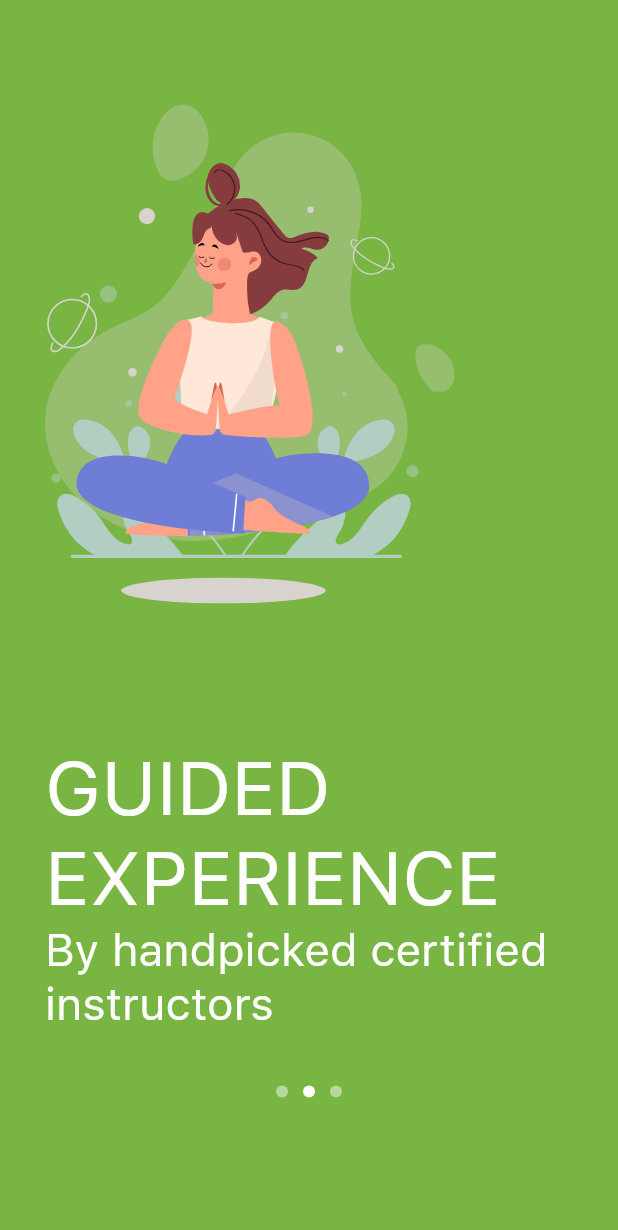
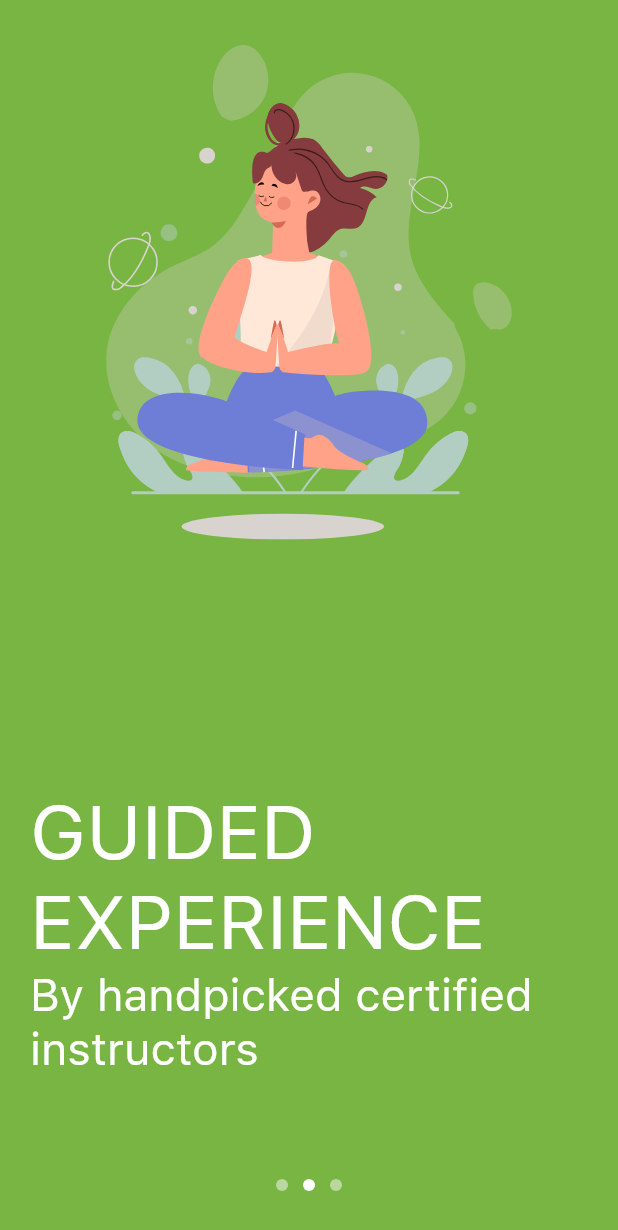
Before and after one commit to NeesargD/shala_tester, a Flutter app: the screen it shows after launch, swiped to page 2, on a phone screen of 412 x 824 dp. Shown: the top 1230 px of the screen. Run offline on Flutter 3.47's test engine with Material 2 defaults, Android fonts, the phone set to English and light mode, and no system bars; drawn by our look-alikes of carousel_slider; our stand-ins replace device_info, flutter_svg, fluttertoast, get_it, image_picker and 1 more; missing offline and left inert: app_settings, dart:ffi; project files that could hold a hidden picture were left out.

Commit message:
[IMP] Splash screen 1 image updated

```diff
--- a/lib/base/utils/common_methods.dart
+++ b/lib/base/utils/common_methods.dart
@@ -15,7 +15,7 @@ import 'localization/localization.dart';
 // Get Text Widget
 Widget getTextWidget(
         {required String title,
-        Color textColor = primaryTextColor,
+        Color textColor = ColorRes.primaryTextColor,
         double textFontSize = fontSize14,
         FontWeight? textFontWeight,
         TextAlign? textAlign,
@@ -49,7 +49,7 @@ Widget getBottomSheetAction(
           children: <Widget>[
             ClipOval(
               child: Container(
-                color: primaryColor,
+                color: ColorRes.primaryColor,
                 padding: EdgeInsets.all(10.0),
                 child: Icon(
                   icon,
@@ -143,7 +143,7 @@ Future<DateTime?> pickDate(
     builder: (context, child) {
       return Theme(
         data: ThemeData.light().copyWith(
-          colorScheme: ColorScheme.light().copyWith(primary: primaryColor),
+          colorScheme: ColorScheme.light().copyWith(primary: ColorRes.primaryColor),
         ),
         child: child!,
       );
--- a/lib/base/utils/constants/color_constant.dart
+++ b/lib/base/utils/constants/color_constant.dart
@@ -1,10 +1,12 @@
 import 'package:flutter/material.dart';
 
-// Theme Color
-const Color primaryColor = Color(0xff78B543);
+class ColorRes {
+  // Theme Color
+  static const Color primaryColor = Color(0xff78B543);
 
 //Text Colors
-const Color primaryTextColor = Color(0xff060605);
-const Color secondaryTextColor = Color(0xff0C0C0B);
-const Color white = Color(0xffffffff);
-const Color indicatorColor = Color(0xffB9D79E);
+  static const Color primaryTextColor = Color(0xff060605);
+  static const Color secondaryTextColor = Color(0xff0C0C0B);
+  static const Color white = Color(0xffffffff);
+  static const Color indicatorColor = Color(0xffB9D79E);
+}
--- a/lib/base/utils/constants/image_constant.dart
+++ b/lib/base/utils/constants/image_constant.dart
@@ -1,2 +1,6 @@
 // Common Images
 const String icAppLogo = 'assets/images/ic_app_logo.png';
+
+const String splash1 = 'assets/splashscreen1.svg';
+const String splash2 = 'assets/splashscreen2.svg';
+const String splash3 = 'assets/splashscreen3.svg';
--- a/lib/base/utils/dialog_utils.dart
+++ b/lib/base/utils/dialog_utils.dart
@@ -224,7 +224,7 @@ Future<bool?> displayToast(String message) {
       toastLength: Toast.LENGTH_LONG,
       gravity: ToastGravity.BOTTOM,
       timeInSecForIosWeb: 2,
-      backgroundColor: primaryColor,
+      backgroundColor: ColorRes.primaryColor,
       textColor: Colors.white,
       fontSize: fontSize14);
 }
@@ -236,6 +236,6 @@ SnackBar displaySnackBar({required String message}) {
       style: TextStyle(color: Colors.white, fontSize: fontSize14),
     ),
     duration: Duration(seconds: 2),
-    backgroundColor: primaryColor,
+    backgroundColor: ColorRes.primaryColor,
   );
 }
--- a/lib/base/utils/progress_dialog_utils.dart
+++ b/lib/base/utils/progress_dialog_utils.dart
@@ -32,7 +32,7 @@ class ProgressDialogUtils {
           children: <Widget>[
             Center(
               child: CircularProgressIndicator(
-                valueColor: AlwaysStoppedAnimation<Color>(primaryColor),
+                valueColor: AlwaysStoppedAnimation<Color>(ColorRes.primaryColor),
               ),
             )
           ],
--- a/lib/main.dart
+++ b/lib/main.dart
@@ -41,7 +41,7 @@ class MyApp extends StatelessWidget {
       //   );
       // },
       theme: ThemeData(
-        primaryColor: primaryColor,
+        primaryColor: ColorRes.primaryColor,
         fontFamily: 'Sfui',
       ),
       onGenerateRoute: locator<NavigationUtils>().generateRoute,
--- a/lib/ui/Intro/data.dart
+++ b/lib/ui/Intro/data.dart
@@ -15,16 +15,16 @@ final splashScreenList = [
   SplashItem(
     title: 'YOGA & MEDITATION',
     subTitle: 'Anytime, Anywhere & in your native language',
-    color: primaryColor, image: 'assets/splashscreen1.svg',
+    color: ColorRes.primaryColor, image: 'assets/splashscreen1.svg',
   ),
   SplashItem(
     title: 'GUIDED EXPERIENCE',
     subTitle: 'By handpicked certified instructors',
-    color: primaryColor, image: 'assets/splashscreen2.svg',
+    color: ColorRes.primaryColor, image: 'assets/splashscreen2.svg',
   ),
   SplashItem(
     title: 'TAILORED PROGRAMS',
     subTitle: 'To help you achieve your objectives',
-    color: primaryColor, image: 'assets/splashscreen3.svg',
+    color: ColorRes.primaryColor, image: 'assets/splashscreen3.svg',
   ),
 ];
--- a/lib/ui/Intro/splashScreen.dart
+++ b/lib/ui/Intro/splashScreen.dart
@@ -6,89 +6,101 @@ import 'package:shala_yoga/base/utils/constants/color_constant.dart';
 import 'package:shala_yoga/ui/Intro/data.dart';
 
 class IntroScreen extends StatefulWidget {
-
   @override
   _IntroScreenState createState() => _IntroScreenState();
 }
 
 class _IntroScreenState extends State<IntroScreen> {
+  final CarouselController _carouselController = CarouselController();
 
- final  CarouselController _carouselController = CarouselController();
-
-  int curretPage = 0;
+  int currentPage = 0;
 
   @override
   Widget build(BuildContext context) {
     return SafeArea(
       child: Scaffold(
-        backgroundColor: primaryColor,
-          body: Column(
+        backgroundColor: ColorRes.primaryColor,
+        body: Stack(
           children: [
             CarouselSlider.builder(
               itemCount: splashScreenList.length,
               carouselController: _carouselController,
               options: CarouselOptions(
-                  onPageChanged: (index , realIndex){
+                onPageChanged: (index, realIndex) {
                   setState(() {
-                      curretPage = index;
+                    currentPage = index;
                   });
                 },
                 viewportFraction: 1,
-                  height: MediaQuery.of(context).size.height * 0.9,
+                height: MediaQuery.of(context).size.height,
                 autoPlay: true,
                 enableInfiniteScroll: false,
               ),
               itemBuilder: (BuildContext context, int index, int realIndex) {
                 return Container(
                   width: MediaQuery.of(context).size.width,
-                      padding: EdgeInsets.only(
-                        left: 30,
-                        right: 30,
-                        top: 30
-                      ),
                   child: Column(
                     crossAxisAlignment: CrossAxisAlignment.start,
                     children: [
+                      const SizedBox(
+                        height: 30,
+                      ),
                       Container(
-                            height: MediaQuery.of(context).size.height*0.5,
-                            child: SvgPicture.asset(splashScreenList[index].image),
+                        height: MediaQuery.of(context).size.height * 0.4,
+                        width: MediaQuery.of(context).size.width,
+                        alignment: Alignment.center,
+                        child: SvgPicture.asset(
+                          splashScreenList[index].image,
+                          // width: MediaQuery.of(context).size.width,
+                          // height: MediaQuery.of(context).size.height * 0.4,
+                          fit: BoxFit.contain,
                         ),
-                          Spacer(flex: 2),
-                          Text(splashScreenList[index].title,style: TextStyle(
-                              color: white,
-                              fontSize: 50,
-                            letterSpacing: 0
-                          ),),
-                          Text(splashScreenList[index].subTitle,
-                            style: TextStyle( letterSpacing: 0,
-                              fontSize: 30,
-                              color: white
-                          ),),
+                      ),
                       Spacer(),
-                        Row(
+                      Padding(
+                        padding: const EdgeInsets.symmetric(horizontal: 20.0),
+                        child: Text(
+                          splashScreenList[index].title,
+                          style: TextStyle(color: ColorRes.white, fontSize: 50, letterSpacing: 0),
+                        ),
+                      ),
+                      Padding(
+                        padding: const EdgeInsets.symmetric(horizontal: 20.0),
+                        child: Text(
+                          splashScreenList[index].subTitle,
+                          style: TextStyle(letterSpacing: 0, fontSize: 30, color: ColorRes.white),
+                        ),
+                      ),
+                      SizedBox(
+                        height: MediaQuery.of(context).size.height * 0.13,
+                      )
+                    ],
+                  ),
+                );
+              },
+            ),
+            Positioned(
+              bottom: 20,
+              left: 0,
+              right: 0,
+              child: Row(
                 mainAxisAlignment: MainAxisAlignment.center,
-                         children: splashScreenList.asMap().entries.map((entry){
+                children: splashScreenList.asMap().entries.map((entry) {
                   return GestureDetector(
                     onTap: () => _carouselController.animateToPage(entry.key),
                     child: Container(
                       height: 8,
                       width: 8,
-                          margin: EdgeInsets.symmetric(
-                                 vertical: 10.0, horizontal: 5.0),
+                      margin: EdgeInsets.symmetric(vertical: 10.0, horizontal: 5.0),
                       decoration: BoxDecoration(
-                               color: (curretPage == entry.key ?
-                               white : indicatorColor),
+                        color: (currentPage == entry.key ? ColorRes.white : ColorRes.indicatorColor),
                         shape: BoxShape.circle,
                       ),
                     ),
                   );
                 }).toList(),
               ),
-                        ],
-                      ),
-                    );
-                  },
-              ),
+            )
           ],
         ),
       ),
```
Also changed, not shown: lib/base/utils/constants/textstyle_constants.dart (added, +32 -0 lines), assets/splashscreen1.svg, 6 other files. Lines whose indentation alone changed are shown as unchanged.
